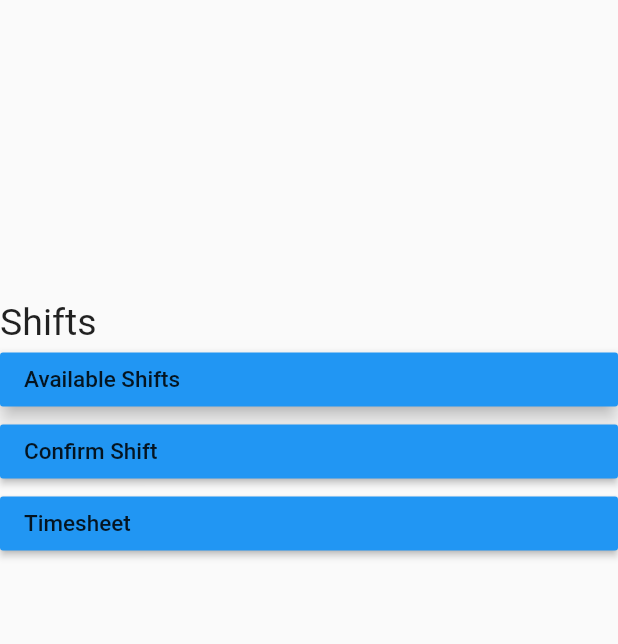
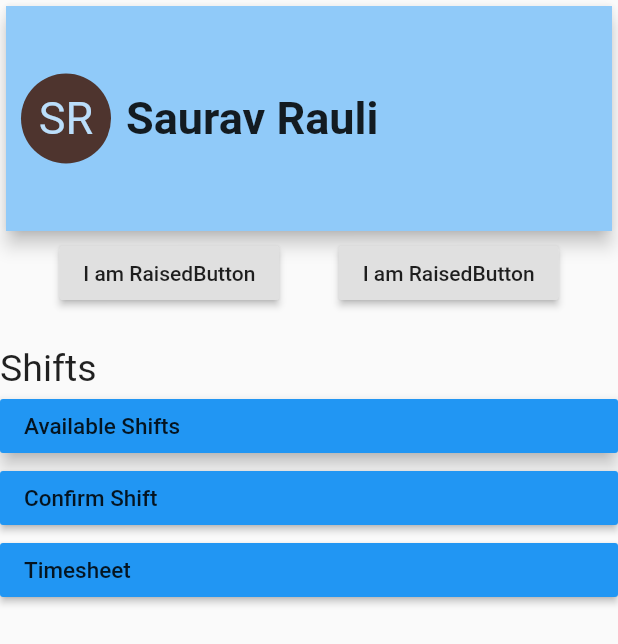
Before and after one commit to sauravrauli/MyApp, a Flutter app: the ViewOverviewScreen screen opened by its route, on a phone screen of 412 x 824 dp. Shown: the top 644 px of the screen. Run offline on Flutter 3.47's test engine with Material 2 defaults, Android fonts, the phone set to English and light mode, and no system bars; our stand-ins replace image_picker, sqflite; accounts and stored records are empty.

Commit message:
second commit

```diff
--- a/lib/providers/user_comments.dart
+++ b/lib/providers/user_comments.dart
@@ -24,7 +24,7 @@ class UserComments with ChangeNotifier {
       id: DateTime.now().toString(),
       userName: pickedName,
       image: pickedImage,
-      location: null,
+      dateTime: DateTime.now(),
     );
     _comments.add(newComment);
     notifyListeners();
@@ -45,7 +45,7 @@ class UserComments with ChangeNotifier {
             id: comment['id'],
             userName: comment['userName'],
             image: File(comment['image']),
-            location: null,
+            dateTime: DateTime.now(),
           ),
         )
         .toList();
--- a/lib/screens/view_overview_screen.dart
+++ b/lib/screens/view_overview_screen.dart
@@ -14,14 +14,62 @@ class ViewOverviewScreen extends StatelessWidget {
   @override
   Widget build(BuildContext context) {
     return Scaffold(
-      body: Container(
-        margin: const EdgeInsets.only(top: 200),
-        child: Column(
+      body: Column(
         crossAxisAlignment: CrossAxisAlignment.start,
         mainAxisSize: MainAxisSize.min,
-          children: [
-            Text('Shifts',
-                style: TextStyle(fontSize: 25)),
+        children: <Widget>[
+          Container(
+            child: Card(
+              child: Container(
+                color: Colors.blue[200],
+                width: double.infinity,
+                height: 150,
+                child: Row(
+                  children: <Widget>[
+                    Container(
+                      padding: const EdgeInsets.all(10),
+                      child: CircleAvatar(
+                        radius: 30,
+                        backgroundColor: Colors.brown.shade800,
+                        child: Text('SR', style: TextStyle(fontSize: 30)),
+                      ),
+                    ),
+                    Expanded(
+                      child: Text('Saurav Rauli',
+                          style: TextStyle(
+                              fontSize: 30, fontWeight: FontWeight.bold),
+                          textAlign: TextAlign.left),
+                    ),
+                  ],
+                ),
+              ),
+              elevation: 5,
+            ),
+          ),
+          Row(
+            mainAxisAlignment: MainAxisAlignment.spaceEvenly,
+            children: <Widget>[
+              RaisedButton(
+                child: Text('I am RaisedButton'),
+                onPressed: () {
+                  print('You tapped on RaisedButton');
+                },
+              ),
+              RaisedButton(
+                child: Text('I am RaisedButton'),
+                onPressed: () {
+                  print('You tapped on RaisedButton');
+                },
+              ),
+            ],
+          ),
+          SizedBox(
+            height: 25,
+          ),
+          Text(
+            'Shifts',
+            style: TextStyle(fontSize: 25),
+          ),
           RaisedButton(
             elevation: 5,
             child: Container(
@@ -62,7 +110,6 @@ class ViewOverviewScreen extends StatelessWidget {
           ),
         ],
       ),
-      ),
     );
   }
 }
```
Also changed, not shown: lib/models/comment.dart (+5 -4 lines), lib/providers/comments.dart (added, +65 -0 lines), lib/screens/comment_detail_screen.dart (+19 -2 lines), lib/screens/view_news_screen.dart (+6 -6 lines), pubspec.yaml (+4 -3 lines), pubspec.lock. Lines whose indentation alone changed are shown as unchanged.
